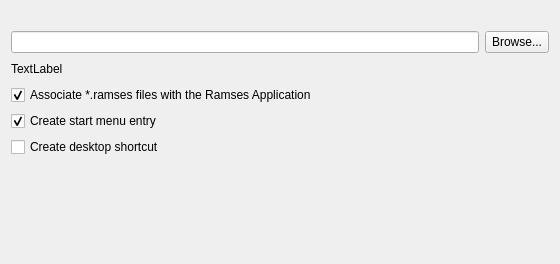
Qt form packages/org.rxlaboratory.ifw.maintenancetool/meta/targetWidget.ui (RxLaboratory/Ramses-Installer) before a commit.
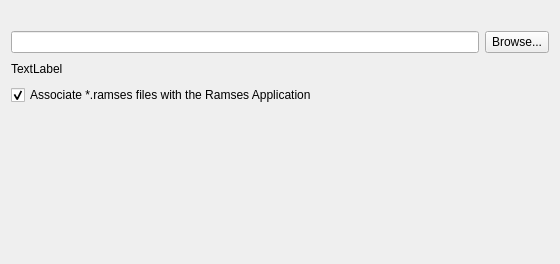
The same form after that commit.

Commit message: better selection for shortcuts

```diff
--- a/packages/org.rxlaboratory.ifw.maintenancetool/meta/targetWidget.ui
+++ b/packages/org.rxlaboratory.ifw.maintenancetool/meta/targetWidget.ui
@@ -99,26 +99,6 @@
      </property>
     </widget>
    </item>
-   <item>
-    <widget class="QCheckBox" name="addStartMenuShortcutBox">
-     <property name="text">
-      <string>Create start menu entry</string>
-     </property>
-     <property name="checked">
-      <bool>true</bool>
-     </property>
-    </widget>
-   </item>
-   <item>
-    <widget class="QCheckBox" name="AddDesktopShortcutCheckBox">
-     <property name="text">
-      <string>Create desktop shortcut</string>
-     </property>
-     <property name="checked">
-      <bool>false</bool>
-     </property>
-    </widget>
-   </item>
    <item>
     <spacer name="verticalSpacer">
      <property name="orientation">
```
The commit also changes 12 other files.
